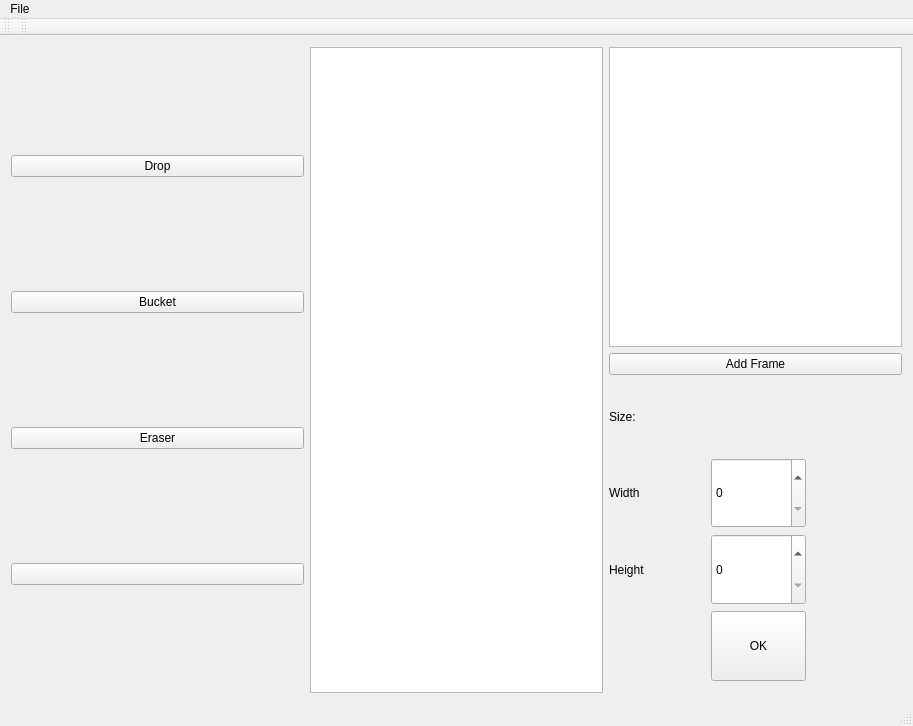
Mitten25/SpriteEditor, file spriteview.ui: the form before one commit.
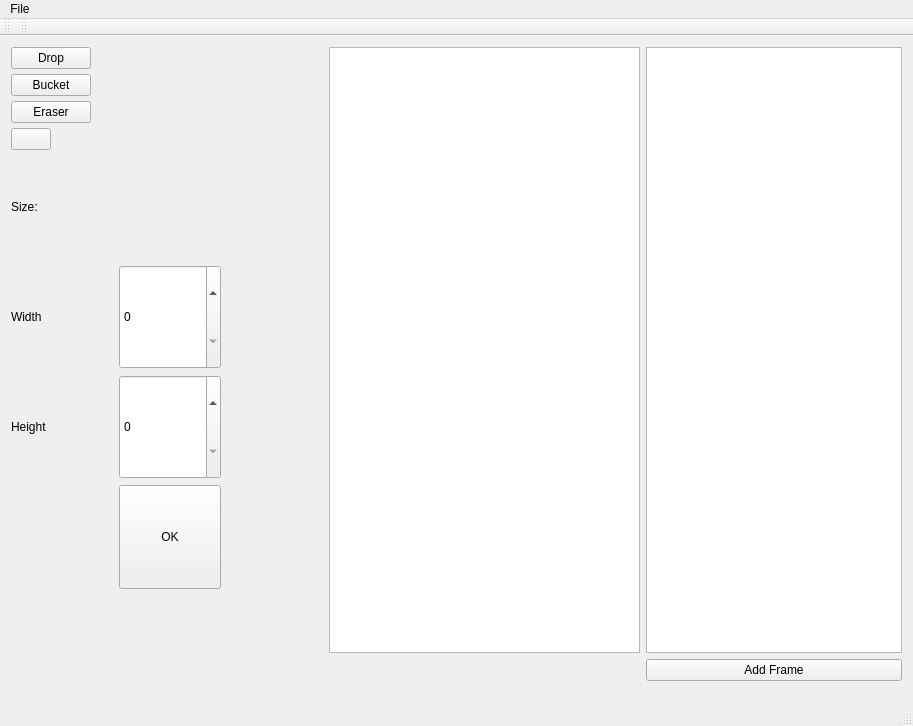
The form after the commit.

Commit message: Put in some more UI Scaling changes

Patch:
```diff
--- a/spriteview.ui
+++ b/spriteview.ui
@@ -97,7 +97,64 @@
     </size>
    </property>
    <layout class="QGridLayout" name="gridLayout_2">
-    <item row="2" column="2">
+    <item row="0" column="0" rowspan="4">
+     <layout class="QGridLayout" name="gridLayout_3">
+      <property name="verticalSpacing">
+       <number>5</number>
+      </property>
+      <item row="2" column="1" alignment="Qt::AlignLeft">
+       <widget class="QPushButton" name="bucketButton">
+        <property name="sizePolicy">
+         <sizepolicy hsizetype="MinimumExpanding" vsizetype="Fixed">
+          <horstretch>0</horstretch>
+          <verstretch>0</verstretch>
+         </sizepolicy>
+        </property>
+        <property name="text">
+         <string>Bucket</string>
+        </property>
+       </widget>
+      </item>
+      <item row="5" column="1" alignment="Qt::AlignLeft">
+       <widget class="QPushButton" name="colorButton">
+        <property name="sizePolicy">
+         <sizepolicy hsizetype="MinimumExpanding" vsizetype="Fixed">
+          <horstretch>0</horstretch>
+          <verstretch>0</verstretch>
+         </sizepolicy>
+        </property>
+        <property name="text">
+         <string/>
+        </property>
+       </widget>
+      </item>
+      <item row="4" column="1" alignment="Qt::AlignLeft">
+       <widget class="QPushButton" name="eraseButton">
+        <property name="sizePolicy">
+         <sizepolicy hsizetype="MinimumExpanding" vsizetype="Fixed">
+          <horstretch>0</horstretch>
+          <verstretch>0</verstretch>
+         </sizepolicy>
+        </property>
+        <property name="text">
+         <string>Eraser</string>
+        </property>
+       </widget>
+      </item>
+      <item row="1" column="1" alignment="Qt::AlignLeft">
+       <widget class="QPushButton" name="dropButton">
+        <property name="sizePolicy">
+         <sizepolicy hsizetype="MinimumExpanding" vsizetype="Fixed">
+          <horstretch>0</horstretch>
+          <verstretch>0</verstretch>
+         </sizepolicy>
+        </property>
+        <property name="text">
+         <string>Drop</string>
+        </property>
+       </widget>
+      </item>
+      <item row="7" column="1">
      <layout class="QGridLayout" name="gridLayout">
       <item row="0" column="0">
        <widget class="QLabel" name="sizeLabel">
@@ -112,19 +169,6 @@
         </property>
        </widget>
       </item>
-      <item row="1" column="0">
-       <widget class="QLabel" name="widthLabel">
-        <property name="sizePolicy">
-         <sizepolicy hsizetype="MinimumExpanding" vsizetype="MinimumExpanding">
-          <horstretch>0</horstretch>
-          <verstretch>0</verstretch>
-         </sizepolicy>
-        </property>
-        <property name="text">
-         <string>Width</string>
-        </property>
-       </widget>
-      </item>
       <item row="2" column="0">
        <widget class="QLabel" name="heightLabel">
         <property name="sizePolicy">
@@ -138,23 +182,16 @@
         </property>
        </widget>
       </item>
-      <item row="1" column="1">
-       <widget class="QSpinBox" name="widthBox">
+        <item row="1" column="0">
+         <widget class="QLabel" name="widthLabel">
         <property name="sizePolicy">
          <sizepolicy hsizetype="MinimumExpanding" vsizetype="MinimumExpanding">
           <horstretch>0</horstretch>
           <verstretch>0</verstretch>
          </sizepolicy>
         </property>
-       </widget>
-      </item>
-      <item row="2" column="1">
-       <widget class="QSpinBox" name="heightBox">
-        <property name="sizePolicy">
-         <sizepolicy hsizetype="MinimumExpanding" vsizetype="MinimumExpanding">
-          <horstretch>0</horstretch>
-          <verstretch>0</verstretch>
-         </sizepolicy>
+          <property name="text">
+           <string>Width</string>
         </property>
        </widget>
       </item>
@@ -171,18 +208,31 @@
         </property>
        </widget>
       </item>
-      <item row="3" column="2">
-       <spacer name="horizontalSpacer">
-        <property name="orientation">
-         <enum>Qt::Horizontal</enum>
-        </property>
-        <property name="sizeHint" stdset="0">
-         <size>
-          <width>40</width>
-          <height>20</height>
-         </size>
-        </property>
-       </spacer>
+        <item row="1" column="1">
+         <widget class="QSpinBox" name="widthBox">
+          <property name="sizePolicy">
+           <sizepolicy hsizetype="MinimumExpanding" vsizetype="MinimumExpanding">
+            <horstretch>0</horstretch>
+            <verstretch>0</verstretch>
+           </sizepolicy>
+          </property>
+          <property name="maximum">
+           <number>128</number>
+          </property>
+         </widget>
+        </item>
+        <item row="2" column="1">
+         <widget class="QSpinBox" name="heightBox">
+          <property name="sizePolicy">
+           <sizepolicy hsizetype="MinimumExpanding" vsizetype="MinimumExpanding">
+            <horstretch>0</horstretch>
+            <verstretch>0</verstretch>
+           </sizepolicy>
+          </property>
+          <property name="maximum">
+           <number>128</number>
+          </property>
+         </widget>
       </item>
       <item row="3" column="0">
        <spacer name="horizontalSpacer_2">
@@ -197,65 +247,37 @@
         </property>
        </spacer>
       </item>
-     </layout>
-    </item>
-    <item row="0" column="0" rowspan="5">
-     <layout class="QVBoxLayout" name="verticalLayout">
-      <item>
-       <widget class="QPushButton" name="dropButton">
-        <property name="sizePolicy">
-         <sizepolicy hsizetype="MinimumExpanding" vsizetype="Fixed">
-          <horstretch>0</horstretch>
-          <verstretch>0</verstretch>
-         </sizepolicy>
-        </property>
-        <property name="text">
-         <string>Drop</string>
-        </property>
-       </widget>
-      </item>
-      <item>
-       <widget class="QPushButton" name="bucketButton">
-        <property name="sizePolicy">
-         <sizepolicy hsizetype="MinimumExpanding" vsizetype="Fixed">
-          <horstretch>0</horstretch>
-          <verstretch>0</verstretch>
-         </sizepolicy>
-        </property>
-        <property name="text">
-         <string>Bucket</string>
-        </property>
-       </widget>
-      </item>
-      <item>
-       <widget class="QPushButton" name="eraseButton">
-        <property name="sizePolicy">
-         <sizepolicy hsizetype="MinimumExpanding" vsizetype="Fixed">
-          <horstretch>0</horstretch>
-          <verstretch>0</verstretch>
-         </sizepolicy>
-        </property>
-        <property name="text">
-         <string>Eraser</string>
-        </property>
-       </widget>
+        <item row="3" column="2">
+         <spacer name="horizontalSpacer">
+          <property name="orientation">
+           <enum>Qt::Horizontal</enum>
+          </property>
+          <property name="sizeHint" stdset="0">
+           <size>
+            <width>40</width>
+            <height>20</height>
+           </size>
+          </property>
+         </spacer>
+        </item>
+        <item row="4" column="1">
+         <spacer name="verticalSpacer_4">
+          <property name="orientation">
+           <enum>Qt::Vertical</enum>
+          </property>
+          <property name="sizeHint" stdset="0">
+           <size>
+            <width>20</width>
+            <height>40</height>
+           </size>
+          </property>
+         </spacer>
+        </item>
+       </layout>
       </item>
-      <item>
-       <widget class="QPushButton" name="colorButton">
-        <property name="sizePolicy">
-         <sizepolicy hsizetype="MinimumExpanding" vsizetype="Fixed">
-          <horstretch>0</horstretch>
-          <verstretch>0</verstretch>
-         </sizepolicy>
-        </property>
-        <property name="text">
-         <string/>
-        </property>
-       </widget>
-      </item>
      </layout>
     </item>
-    <item row="0" column="1" rowspan="5">
+    <item row="0" column="2">
      <layout class="QHBoxLayout" name="horizontalLayout">
       <item>
        <widget class="QTableWidget" name="tableWidget">
@@ -336,20 +358,10 @@
       </item>
      </layout>
     </item>
-    <item row="4" column="2">
-     <widget class="QFrame" name="frame">
-      <property name="frameShape">
-       <enum>QFrame::StyledPanel</enum>
-      </property>
-      <property name="frameShadow">
-       <enum>QFrame::Raised</enum>
-      </property>
-     </widget>
-    </item>
-    <item row="0" column="2">
+    <item row="0" column="3" alignment="Qt::AlignRight">
      <widget class="QTableWidget" name="framesTable"/>
     </item>
-    <item row="1" column="2">
+    <item row="1" column="3">
      <widget class="QPushButton" name="addFrameButton">
       <property name="text">
        <string>Add Frame</string>
```
Lines whose indentation alone changed are shown as unchanged. The commit also changes 2 other files.
